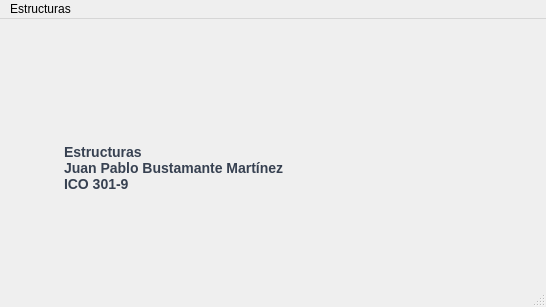
Before: the Qt Designer form ui/ListaEnlazada.ui in jpbustamante72421/ClaseViernes12-06-2026, drawn with Qt 5.
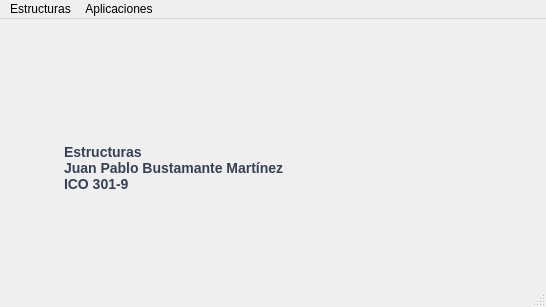
After: the same form once the commit is applied.

The edit to the form file:
```diff
--- a/ui/ListaEnlazada.ui
+++ b/ui/ListaEnlazada.ui
@@ -124,7 +124,14 @@
     <addaction name="menuLineales"/>
     <addaction name="salir"/>
    </widget>
+   <widget class="QMenu" name="menuAplicaciones">
+    <property name="title">
+     <string>Aplicaciones</string>
+    </property>
+    <addaction name="actionConversion"/>
+   </widget>
    <addaction name="estructuras"/>
+   <addaction name="menuAplicaciones"/>
   </widget>
   <widget class="QStatusBar" name="statusbar"/>
   <action name="action2_Insertar_Final">
```
Left out of the diff: 5 changed lines with no effect on the pictures.
